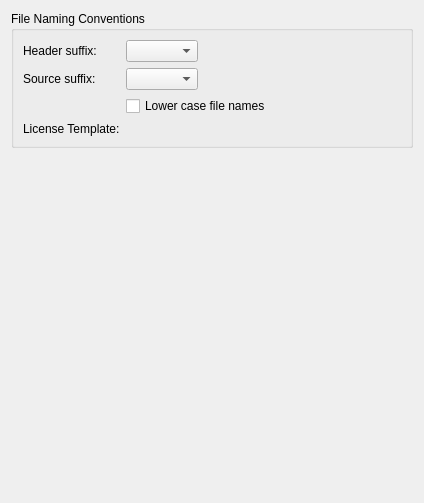
This is src/plugins/cpptools/cppfilesettingspage.ui in qt-creator/qt-creator as Qt 5 draws it before an edit. The edited form follows.
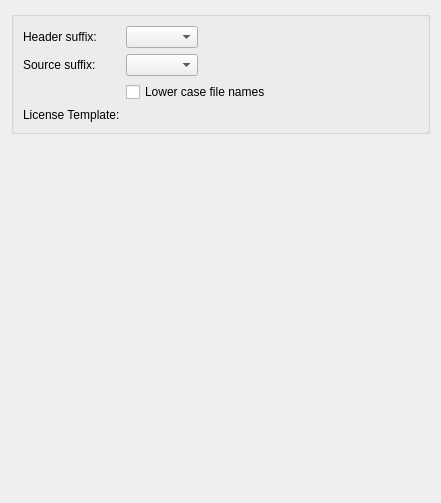
This is the edited form. Custom widgets are drawn as their Qt base class.

Patch:
```diff
--- a/src/plugins/cpptools/cppfilesettingspage.ui
+++ b/src/plugins/cpptools/cppfilesettingspage.ui
@@ -6,7 +6,7 @@
    <rect>
     <x>0</x>
     <y>0</y>
-    <width>424</width>
+    <width>441</width>
     <height>503</height>
    </rect>
   </property>
@@ -19,9 +19,6 @@
        <verstretch>0</verstretch>
       </sizepolicy>
      </property>
-     <property name="title">
-      <string>File Naming Conventions</string>
-     </property>
      <layout class="QFormLayout" name="formLayout">
       <property name="fieldGrowthPolicy">
        <enum>QFormLayout::ExpandingFieldsGrow</enum>
```
Left out of the diff: 2 changed lines with no effect on the pictures.
